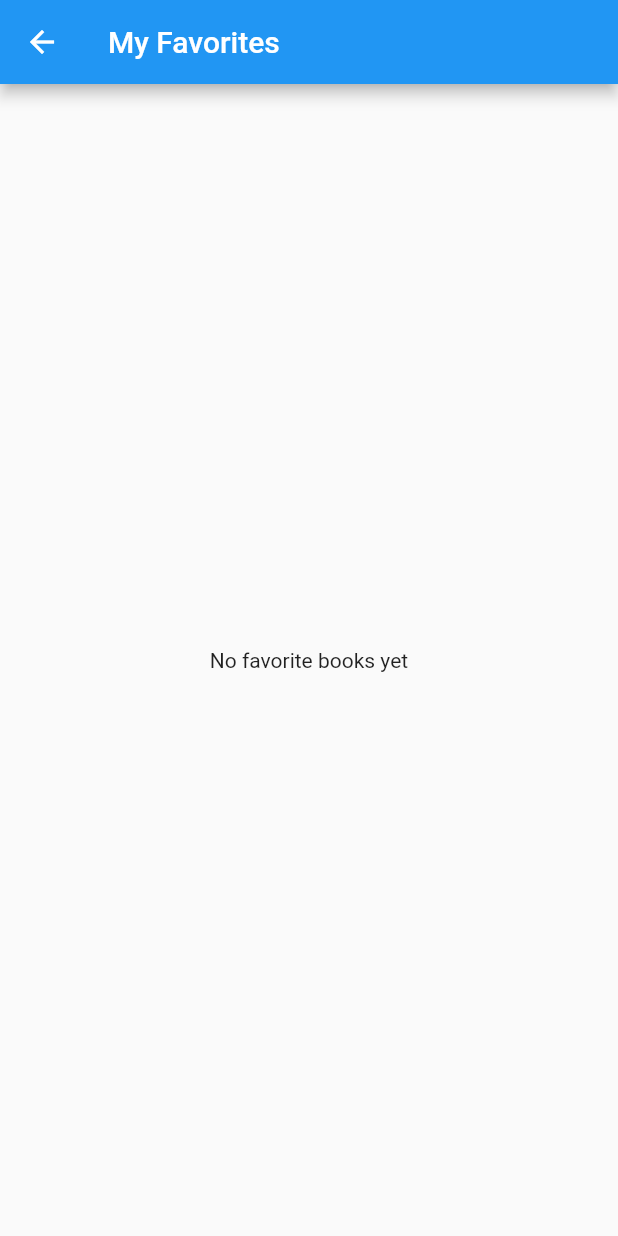
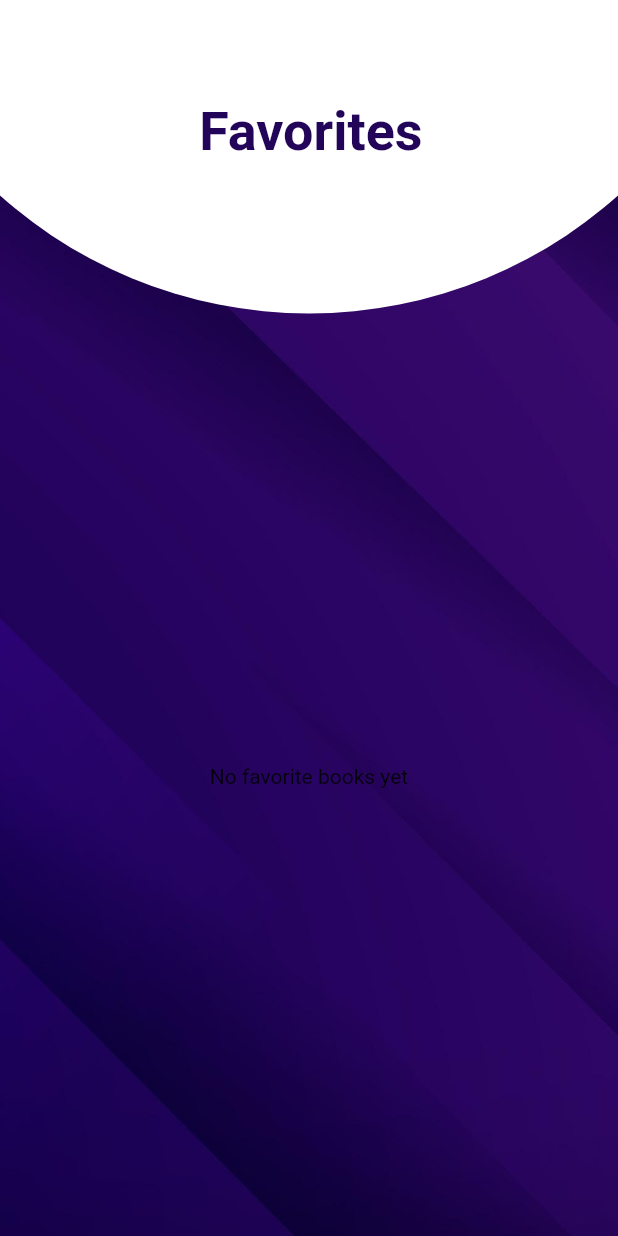
Before and after one commit to Siva-PythonPirates/Lib_Manage_App, a Flutter app: the MyFavoritesPage screen opened directly, on a phone screen of 412 x 824 dp. Run offline on Flutter 3.47's test engine with Material 2 defaults, Android fonts, the phone set to English and light mode, and no system bars; our stand-ins replace built_value, cached_network_image, carousel_slider, curved_navigation_bar, flutter_spinkit, shared_preferences; missing offline and left inert: flutter_state_notifier; accounts and stored records are empty; network calls fail.

Commit message:
Fav Page UI framework Added

```diff
--- a/lib/views/favorites_page.dart
+++ b/lib/views/favorites_page.dart
@@ -1,4 +1,6 @@
 import 'package:flutter/material.dart';
+import 'package:lib_management/services/app_services.dart';
+import 'package:lib_management/services/app_services_impl.dart';
 import 'package:lib_management/view_model/app_provider.dart';
 import 'package:lib_management/views/book_details.dart';
 import 'package:provider/provider.dart';
@@ -13,6 +15,7 @@ class MyFavoritesPage extends StatefulWidget {
 class _MyFavoritesPageState extends State<MyFavoritesPage> {
   @override
   Widget build(BuildContext context) {
+    AppServices imp = AppServiceImp();
     final List<Map<String, String>> favoriteBooks = books
         .where(
             (book) => context.read<MyModel>().favorites.contains(book["title"]))
@@ -20,12 +23,21 @@ class _MyFavoritesPageState extends State<MyFavoritesPage> {
     print(favoriteBooks);
 
     context.read<MyModel>().loadFavorites();
-
     return Scaffold(
-      appBar: AppBar(
-        title: Text('My Favorites'),
+      body: Container(
+        decoration: const BoxDecoration(
+          image: DecorationImage(
+            image: AssetImage('assets/images/login_bg.jpg'),
+            fit: BoxFit.cover,
           ),
-      body: favoriteBooks.isEmpty
+        ),
+        child: Stack(
+          children: [
+            Expanded(
+              child: Scrollbar(
+                child: Padding(
+                  padding: EdgeInsets.only(top: imp.getSize(context, 200)),
+                  child: favoriteBooks.isEmpty
                       ? Center(
                           child: Text('No favorite books yet'),
                         )
@@ -44,10 +56,11 @@ class _MyFavoritesPageState extends State<MyFavoritesPage> {
                                 padding: EdgeInsets.only(right: 20),
                               ),
                               onDismissed: (direction) {
-                    context
-                        .read<MyModel>()
-                        .removeFromFavorites(book["title"] ?? "null");
+                                context.read<MyModel>().removeFromFavorites(
+                                    book["title"] ?? "null");
                               },
+                              child: Container(
+                                color: Colors.white,
                                 child: ListTile(
                                   leading: Image.network(
                                     book['image'] ?? "",
@@ -61,13 +74,51 @@ class _MyFavoritesPageState extends State<MyFavoritesPage> {
                                     Navigator.push(
                                       context,
                                       MaterialPageRoute(
-                          builder: (context) => BookDetails(book: book),
+                                        builder: (context) =>
+                                            BookDetails(book: book),
                                       ),
                                     );
                                   },
                                 ),
+                              ),
                             );
                           },
+                        ),
+                ),
+              ),
+            ),
+            Positioned(
+              top: -MediaQuery.of(context).size.width - 100,
+              left: -MediaQuery.of(context).size.width / 4,
+              child: Container(
+                height: MediaQuery.of(context).size.width * 2,
+                width: MediaQuery.of(context).size.width * 1.5,
+                decoration: const BoxDecoration(
+                  color: Colors.white,
+                  shape: BoxShape.circle,
+                ),
+              ),
+            ),
+            Positioned(
+              top: imp.getSize(context, imp.getSize(context, 60)),
+              left: imp.getSize(context, imp.getSize(context, 20)),
+              child: SizedBox(
+                width: imp.getSize(context, 350),
+                height: imp.getSize(context, 152),
+                child: Flexible(
+                  child: Text(
+                    'Favorites',
+                    textAlign: TextAlign.center,
+                    style: TextStyle(
+                        fontSize: imp.getSize(context, 34),
+                        color: bgColor,
+                        fontWeight: FontWeight.bold),
+                  ),
+                ),
+              ),
+            ),
+          ],
+        ),
       ),
     );
   }
```
Lines whose indentation alone changed are shown as unchanged.
